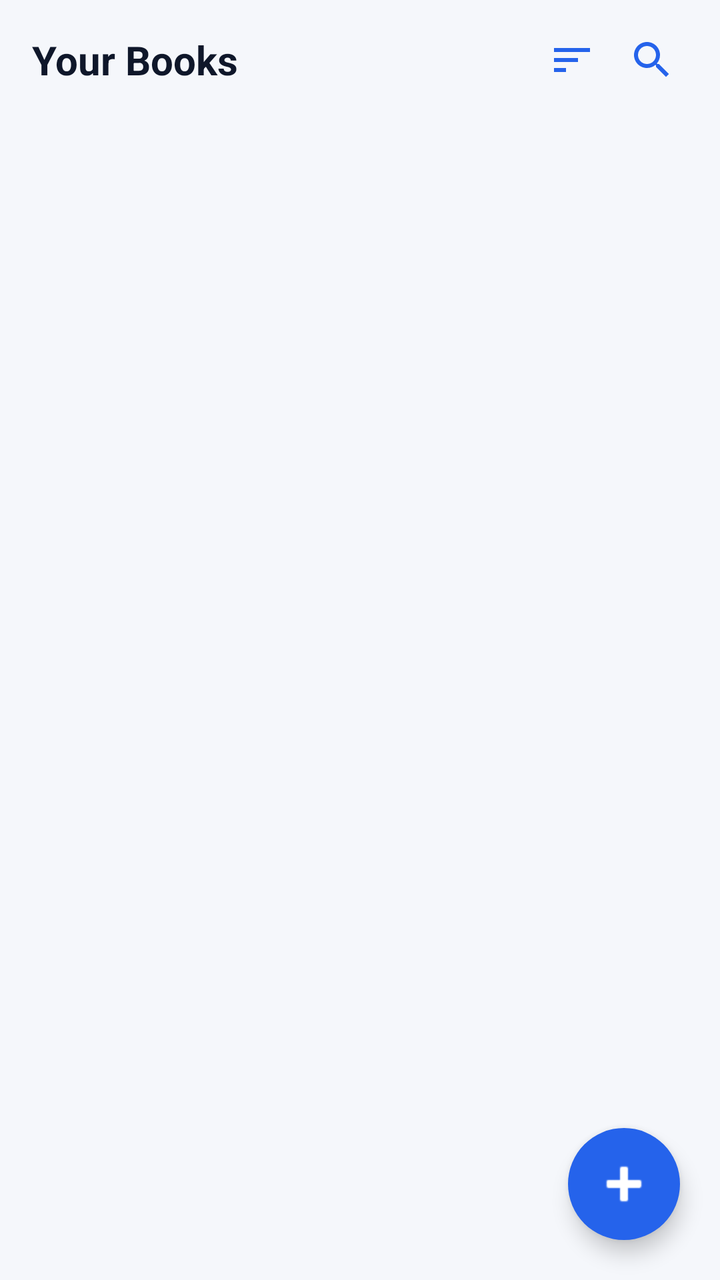
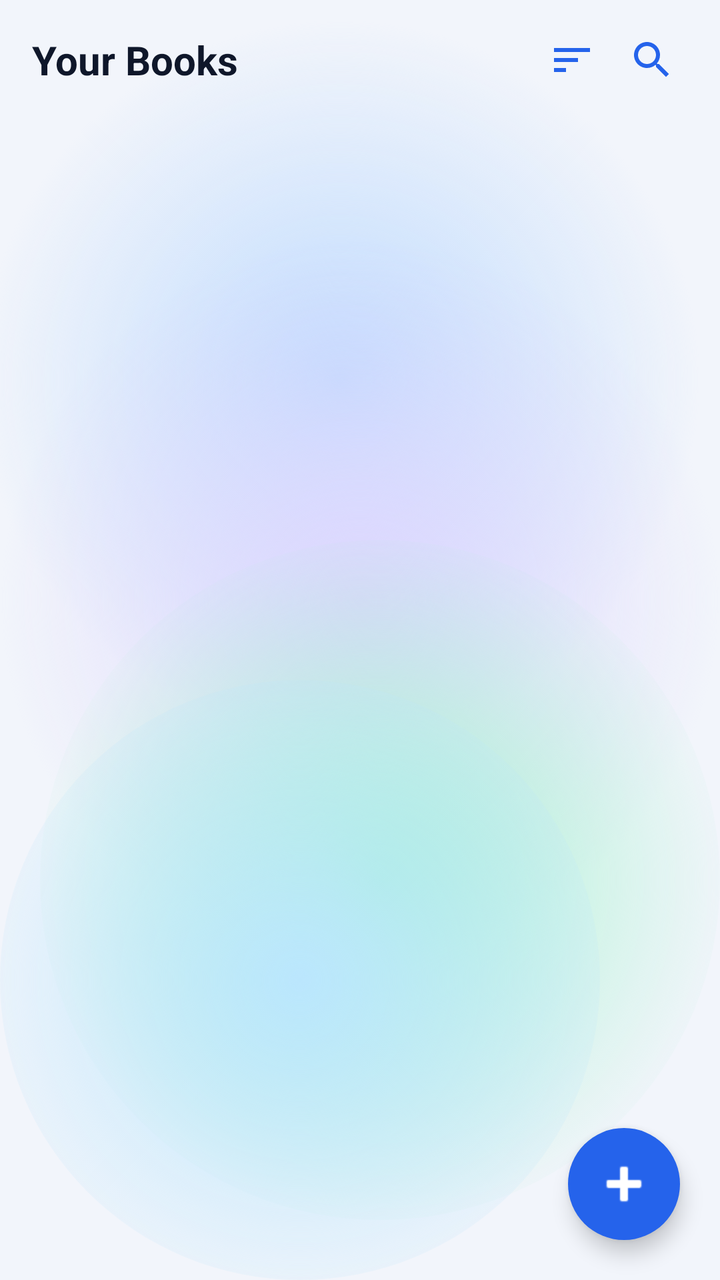

Two renders of the same Android screen: before a commit and after it. Below are the layout's source before the change and the commit's diff.
<!-- AndroidManifest.xml: application theme Theme.ExpenseOS -->
<!-- res/layout/fragment_books.xml -->
<?xml version="1.0" encoding="utf-8"?>
<FrameLayout xmlns:android="http://schemas.android.com/apk/res/android"
    android:layout_width="match_parent"
    android:layout_height="match_parent"
    android:background="@color/bg">

    <LinearLayout
        android:layout_width="match_parent"
        android:layout_height="match_parent"
        android:orientation="vertical">

        
        <LinearLayout
            android:layout_width="match_parent"
            android:layout_height="wrap_content"
            android:gravity="center_vertical"
            android:orientation="horizontal"
            android:paddingHorizontal="16dp"
            android:paddingVertical="12dp">

            <TextView
                android:layout_width="0dp"
                android:layout_height="wrap_content"
                android:layout_weight="1"
                android:text="Your Books"
                android:textColor="@color/text"
                android:textSize="20sp"
                android:textStyle="bold" />

            <ImageButton
                android:id="@+id/btn_sort"
                android:layout_width="36dp"
                android:layout_height="36dp"
                android:background="?attr/selectableItemBackgroundBorderless"
                android:contentDescription="Sort"
                android:padding="6dp"
                android:src="@drawable/ic_sort"
                android:tint="@color/primary" />

            <ImageButton
                android:id="@+id/btn_search"
                android:layout_width="36dp"
                android:layout_height="36dp"
                android:layout_marginStart="4dp"
                android:background="?attr/selectableItemBackgroundBorderless"
                android:contentDescription="Search"
                android:padding="6dp"
                android:src="@drawable/ic_search"
                android:tint="@color/primary" />
        </LinearLayout>

        <androidx.recyclerview.widget.RecyclerView
            android:id="@+id/rv_books"
            android:layout_width="match_parent"
            android:layout_height="0dp"
            android:layout_weight="1"
            android:clipToPadding="false"
            android:paddingBottom="88dp" />
    </LinearLayout>

    
    <ImageButton
        android:id="@+id/btn_new_book"
        android:layout_width="56dp"
        android:layout_height="56dp"
        android:layout_gravity="bottom|end"
        android:layout_marginEnd="20dp"
        android:layout_marginBottom="20dp"
        android:background="@drawable/bg_fab_circle"
        android:contentDescription="New Book"
        android:elevation="6dp"
        android:src="@android:drawable/ic_input_add"
        android:tint="@android:color/white" />

</FrameLayout>
<!-- resources referenced by this layout -->
<resources>
  <color name="bg">#F5F7FB</color>
  <style name="Theme.ExpenseOS" parent="Theme.MaterialComponents.DayNight.NoActionBar">
          <item name="colorPrimary">@color/primary</item>
          <item name="colorPrimaryVariant">@color/primary_dark</item>
          <item name="colorPrimaryDark">@color/primary_dark</item>
          <item name="colorOnPrimary">@color/on_primary</item>
          <item name="colorSecondary">@color/secondary</item>
          <item name="colorSecondaryVariant">@color/secondary_dark</item>
          <item name="colorOnSecondary">@color/on_primary</item>
          <item name="colorAccent">@color/primary</item>
          <item name="colorSurface">@color/surface</item>
          <item name="colorOnSurface">@color/text</item>
          <item name="colorOnBackground">@color/text</item>
          <item name="colorError">@color/danger</item>
          <item name="android:colorBackground">@color/bg</item>
          <item name="android:windowBackground">@color/bg</item>
  
          <item name="android:textColorPrimary">@color/text</item>
          <item name="android:textColorSecondary">@color/text_muted</item>
          <item name="android:textColorHint">@color/text_hint</item>
          <item name="android:fontFamily">sans-serif</item>
          <item name="fontFamily">sans-serif</item>
  
          
          <item name="android:statusBarColor">@color/bg</item>
          <item name="android:navigationBarColor">@color/nav_bg</item>
          <item name="android:windowLightStatusBar">true</item>
          <item name="android:windowLightNavigationBar" tools:targetApi="o_mr1">true</item>
          <item name="android:forceDarkAllowed" tools:targetApi="q">false</item>
  
          
          <item name="editTextStyle">@style/Widget.ExpenseOS.EditText</item>
          <item name="materialAlertDialogTheme">@style/ThemeOverlay.ExpenseOS.Dialog</item>
          <item name="bottomSheetDialogTheme">@style/ThemeOverlay.ExpenseOS.BottomSheet</item>
          <item name="materialTimePickerTheme">@style/ThemeOverlay.ExpenseOS.TimePicker</item>
          <item name="android:windowAnimationStyle">@style/Animation.ExpenseOS.Window</item>
          <item name="android:windowActivityTransitions">true</item>
          <item name="android:windowContentTransitions">true</item>
      </style>
  <color name="surface">#FFFFFF</color>
  <color name="nav_bg">#FFFFFF</color>
  <!-- unchanged entries left out for length: 22 -->
</resources>

<!-- the commit's change to res/layout/fragment_books.xml (unified diff, before → after) -->
@@ -2,7 +2,7 @@
 <FrameLayout xmlns:android="http://schemas.android.com/apk/res/android"
     android:layout_width="match_parent"
     android:layout_height="match_parent"
-    android:background="@color/bg">
+    android:background="@android:color/transparent">
 
     <LinearLayout
         android:layout_width="match_parent"
<!-- resource entries referenced after the edit -->
@@ -1,6 +1,60 @@
 <!-- resources referenced by this layout -->
 <resources>
-  <color name="bg">#F5F7FB</color>
+  <color name="bg">#F2F5FB</color>
+  <!-- drawable aurora_bg (drawable) -->
+  <?xml version="1.0" encoding="utf-8"?>
+  <layer-list xmlns:android="http://schemas.android.com/apk/res/android">
+      <item android:drawable="@color/aurora_base" />
+      <item android:width="380dp" android:height="380dp"
+          android:gravity="top|end"
+          android:drawable="@drawable/aurora_blob_blue" />
+      <item android:width="360dp" android:height="360dp"
+          android:gravity="start" android:top="120dp"
+          android:drawable="@drawable/aurora_blob_violet" />
+      <item android:width="340dp" android:height="340dp"
+          android:gravity="bottom|end" android:bottom="30dp"
+          android:drawable="@drawable/aurora_blob_mint" />
+      <item android:width="300dp" android:height="300dp"
+          android:gravity="bottom|start"
+          android:drawable="@drawable/aurora_blob_sky" />
+  </layer-list>
+  <color name="aurora_base">#F2F5FB</color>
+  <!-- drawable aurora_blob_blue (drawable) -->
+  <?xml version="1.0" encoding="utf-8"?>
+  <shape xmlns:android="http://schemas.android.com/apk/res/android" android:shape="oval">
+      <gradient
+          android:type="radial"
+          android:gradientRadius="180dp"
+          android:startColor="#BFDBFE"
+          android:endColor="#00BFDBFE" />
+  </shape>
+  <!-- drawable aurora_blob_violet (drawable) -->
+  <?xml version="1.0" encoding="utf-8"?>
+  <shape xmlns:android="http://schemas.android.com/apk/res/android" android:shape="oval">
+      <gradient
+          android:type="radial"
+          android:gradientRadius="180dp"
+          android:startColor="#DDD6FE"
+          android:endColor="#00DDD6FE" />
+  </shape>
+  <!-- drawable aurora_blob_mint (drawable) -->
+  <?xml version="1.0" encoding="utf-8"?>
+  <shape xmlns:android="http://schemas.android.com/apk/res/android" android:shape="oval">
+      <gradient
+          android:type="radial"
+          android:gradientRadius="180dp"
+          android:startColor="#A7F3D0"
+          android:endColor="#00A7F3D0" />
+  </shape>
+  <!-- drawable aurora_blob_sky (drawable) -->
+  <?xml version="1.0" encoding="utf-8"?>
+  <shape xmlns:android="http://schemas.android.com/apk/res/android" android:shape="oval">
+      <gradient
+          android:type="radial"
+          android:gradientRadius="180dp"
+          android:startColor="#BAE6FD"
+          android:endColor="#00BAE6FD" />
+  </shape>
   <style name="Theme.ExpenseOS" parent="Theme.MaterialComponents.DayNight.NoActionBar">
           <item name="colorPrimary">@color/primary</item>
           <item name="colorPrimaryVariant">@color/primary_dark</item>
@@ -15,7 +69,7 @@
           <item name="colorOnBackground">@color/text</item>
           <item name="colorError">@color/danger</item>
           <item name="android:colorBackground">@color/bg</item>
-          <item name="android:windowBackground">@color/bg</item>
+          <item name="android:windowBackground">@drawable/aurora_bg</item>
   
           <item name="android:textColorPrimary">@color/text</item>
           <item name="android:textColorSecondary">@color/text_muted</item>
@@ -24,8 +78,8 @@
           <item name="fontFamily">sans-serif</item>
   
           
-          <item name="android:statusBarColor">@color/bg</item>
-          <item name="android:navigationBarColor">@color/nav_bg</item>
+          <item name="android:statusBarColor">@android:color/transparent</item>
+          <item name="android:navigationBarColor">@android:color/transparent</item>
           <item name="android:windowLightStatusBar">true</item>
           <item name="android:windowLightNavigationBar" tools:targetApi="o_mr1">true</item>
           <item name="android:forceDarkAllowed" tools:targetApi="q">false</item>
@@ -39,8 +93,7 @@
           <item name="android:windowActivityTransitions">true</item>
           <item name="android:windowContentTransitions">true</item>
       </style>
-  <color name="surface">#FFFFFF</color>
-  <color name="nav_bg">#FFFFFF</color>
+  <color name="surface">#E9FFFFFF</color>
   <!-- unchanged entries left out for length: 22 -->
 </resources>
 
